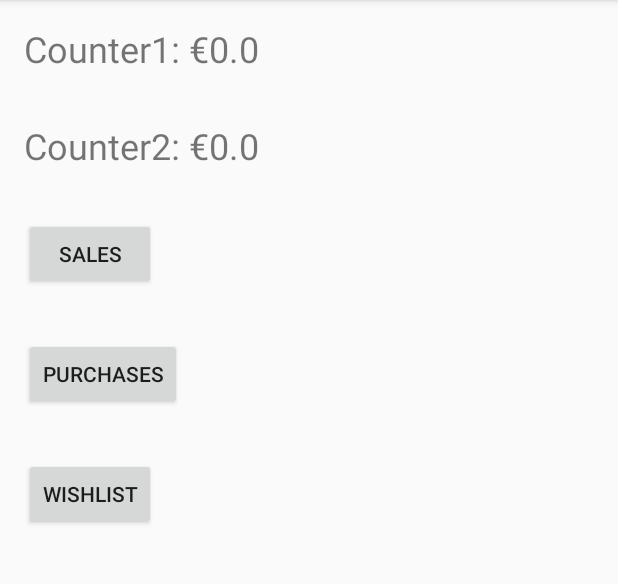
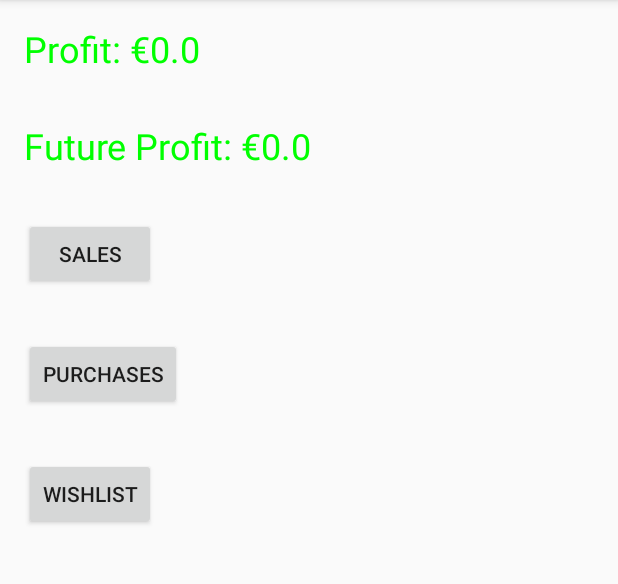
Before and after one commit to AndreaUtzeri/SwapProfit, an Android app built with Jetpack Compose: the screen it shows after launch (HomeActivity), on a phone screen of 412 x 824 dp, the part 84-668 px from its top. Run offline under Robolectric (Android 15) with nearby library versions, the phone set to English and light mode, and no system bars; our stand-ins replace Room's generated code.

Commit message:
Integrazione estetica dell'app: Colore dei counter rossi o verdi in base al conto positivo o negativo Effetti sonori quando si aggiunge qualcosa alla lista.

```diff
--- a/app/src/main/java/com/example/swapprofit/HomeActivity.kt
+++ b/app/src/main/java/com/example/swapprofit/HomeActivity.kt
@@ -1,5 +1,6 @@
 package com.example.swapprofit
 
+import android.graphics.Color
 import android.util.Log
 import android.content.Intent
 import android.os.Bundle
@@ -59,9 +60,25 @@ class HomeActivity : AppCompatActivity() {
             Log.d("HomeActivity", "Total Sales: $totalSales, Total Purchases: $totalPurchases, Total Wishlist: $totalWishlist")
 
             withContext(Dispatchers.Main) {
-                //Log.d("HomeActivity", "Total Sales: $totalSales, Total Purchases: $totalPurchases, Total Wishlist: $totalWishlist")
-                binding.tvCounter1.text = "Counter1: €${totalSales - totalPurchases}"
-                binding.tvCounter2.text = "Counter2: €${totalSales - totalPurchases - totalWishlist}"
+                val counter1Value = totalSales - totalPurchases
+                val counter2Value = totalSales - totalPurchases - totalWishlist
+
+
+                binding.tvCounter1.text = "Profit: €$counter1Value"
+                binding.tvCounter2.text = "Future Profit: €$counter2Value"
+
+                // Cambia il colore del testo in base al valore
+                if (counter1Value < 0) {
+                    binding.tvCounter1.setTextColor(Color.RED)
+                } else {
+                    binding.tvCounter1.setTextColor(Color.GREEN)
+                }
+
+                if (counter2Value < 0) {
+                    binding.tvCounter2.setTextColor(Color.RED)
+                } else {
+                    binding.tvCounter2.setTextColor(Color.GREEN)
+                }
             }
         }
     }
--- a/app/src/main/java/com/example/swapprofit/SalesActivity.kt
+++ b/app/src/main/java/com/example/swapprofit/SalesActivity.kt
@@ -1,5 +1,6 @@
 package com.example.swapprofit
 
+import android.media.MediaPlayer
 import android.os.Bundle
 import android.view.View
 import android.widget.AdapterView
@@ -21,6 +22,7 @@ class SalesActivity : AppCompatActivity() {
 
     private lateinit var binding: ActivitySalesBinding
     private lateinit var database: AppDatabase
+    private lateinit var mediaPlayer: MediaPlayer
 
     override fun onCreate(savedInstanceState: Bundle?) {
         super.onCreate(savedInstanceState)
@@ -28,6 +30,8 @@ class SalesActivity : AppCompatActivity() {
         setContentView(binding.root)
 
         database = AppDatabase.getDatabase(this)
+
+        mediaPlayer = MediaPlayer.create(this, R.raw.sold)
 
         setupSpinner()
 
@@ -42,6 +46,8 @@ class SalesActivity : AppCompatActivity() {
                     val sale = Sale(item = item, price = price)
                     database.saleDao().insert(Sale(0, item, price))
                     withContext(Dispatchers.Main) {
+
+                        mediaPlayer.start()
                         setupRecyclerView() // Mettendolo aggiorna appena messo un nuovo elemento.
                     }
                 }
--- a/app/src/main/res/layout/activity_home.xml
+++ b/app/src/main/res/layout/activity_home.xml
@@ -1,13 +1,18 @@
 <?xml version="1.0" encoding="utf-8"?>
 <RelativeLayout xmlns:android="http://schemas.android.com/apk/res/android"
+    xmlns:tools="http://schemas.android.com/tools"
     android:layout_width="match_parent"
     android:layout_height="match_parent">
+
+
+
+
 
     <TextView
         android:id="@+id/tvCounter1"
         android:layout_width="wrap_content"
         android:layout_height="wrap_content"
-        android:text="profit: €0"
+        android:text="Profit: €0"
         android:textSize="24sp"
         android:layout_margin="16dp"
         android:layout_alignParentTop="true"/>
@@ -16,7 +21,7 @@
         android:id="@+id/tvCounter2"
         android:layout_width="wrap_content"
         android:layout_height="wrap_content"
-        android:text="futur profit: €0"
+        android:text="Futur Profit: €0"
         android:textSize="24sp"
         android:layout_margin="16dp"
         android:layout_below="@id/tvCounter1"/>
```
Also changed, not shown: app/src/main/java/com/example/swapprofit/PurchasesActivity.kt (+7 -0 lines), app/src/main/res/drawable/background_home.webp (added), 2 other files.
